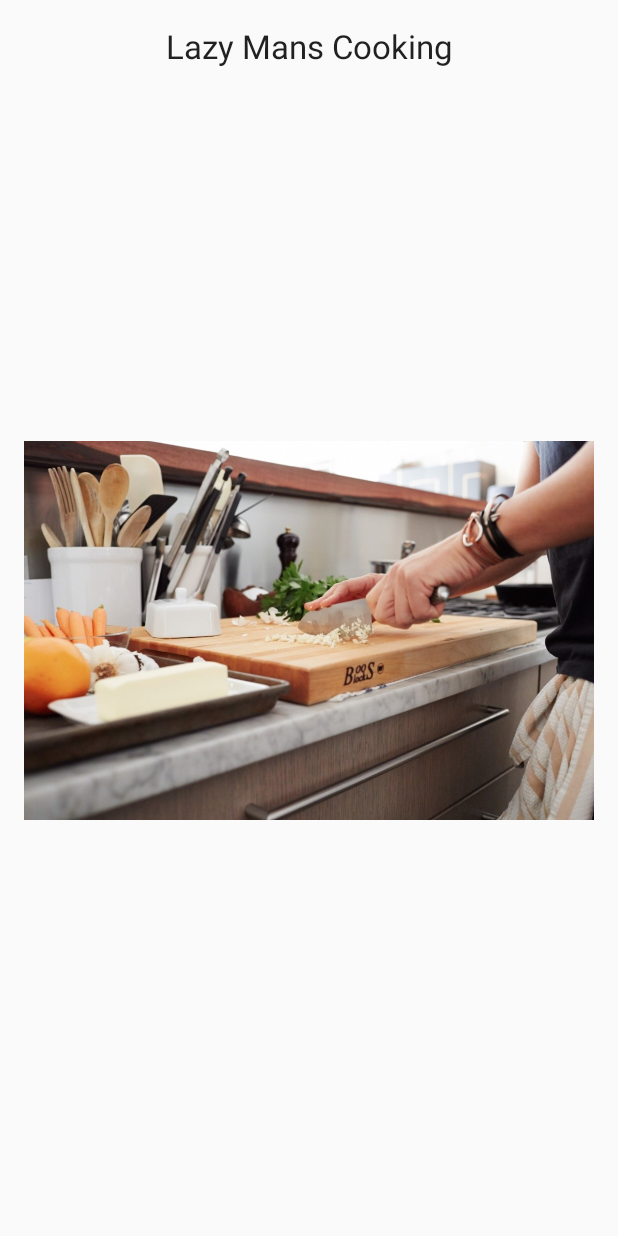
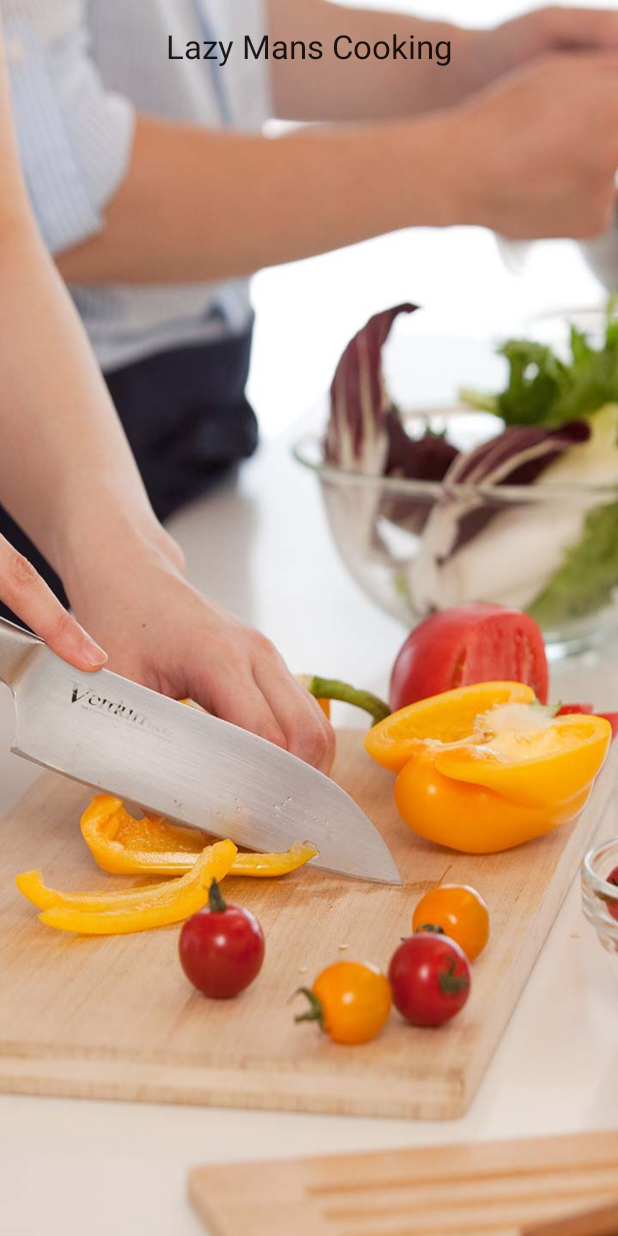
Before and after one commit to Bodhie/LazyMansCooking, an Android app: the Splash screen opened directly, with no data from a screen before it, on a phone screen of 412 x 824 dp. Run offline under Robolectric (Android 15) with nearby library versions, the phone set to English and light mode, and no system bars; libraries missing offline, so code that uses them is left out: com.parse; 2 statements that could not run were skipped.

Commit message:
background plaatje

```diff
--- a/LazyMansCooking/app/src/main/java/com/group10/lazymanscooking/LoginActivity.java
+++ b/LazyMansCooking/app/src/main/java/com/group10/lazymanscooking/LoginActivity.java
@@ -64,7 +64,8 @@ public class LoginActivity extends AppCompatActivity {
                                     public void done(ParseException ex) {
                                         if (ParseFacebookUtils.isLinked(user)) {
                                             Log.d("MyApp", "Woohoo, user logged in with Facebook!");
-
+                                            Toast.makeText(LoginActivity.this, "You succesfully logged in.", Toast.LENGTH_LONG).show();
+                                            startActivity(new Intent(LoginActivity.this, MainActivity.class));
 
                                         }
                                     }
@@ -81,7 +82,8 @@ public class LoginActivity extends AppCompatActivity {
                                     public void done(ParseException ex) {
                                         if (ParseFacebookUtils.isLinked(user)) {
                                             Log.d("MyApp", "Woohoo, user logged in with Facebook!");
-
+                                            Toast.makeText(LoginActivity.this, "You succesfully logged in.", Toast.LENGTH_LONG).show();
+                                            startActivity(new Intent(LoginActivity.this, MainActivity.class));
 
                                         }
                                     }
--- a/LazyMansCooking/app/src/main/java/com/group10/lazymanscooking/Splash.java
+++ b/LazyMansCooking/app/src/main/java/com/group10/lazymanscooking/Splash.java
@@ -19,8 +19,8 @@ public class Splash extends Activity {
         //parse
         Parse.initialize(this, getString(R.string.parse_app_id), getString(R.string.parse_client_id));
         ParseFacebookUtils.initialize(this);
-        ImageView splashImage = (ImageView) findViewById(R.id.splashImage);
-        splashImage.setImageResource(R.drawable.lazymanscooking);
+       // ImageView splashImage = (ImageView) findViewById(R.id.splashImage);
+        //splashImage.setImageResource(R.drawable.cooking1080);
 
         int secondsDelayed = 1;
         new Handler().postDelayed(new Runnable() {
@@ -33,6 +33,6 @@ public class Splash extends Activity {
                 }
                 finish();
             }
-        }, secondsDelayed * 2000);
+        }, secondsDelayed * 3000);
     }
 }
--- a/LazyMansCooking/app/src/main/res/layout/splash.xml
+++ b/LazyMansCooking/app/src/main/res/layout/splash.xml
@@ -3,18 +3,11 @@
     xmlns:tools="http://schemas.android.com/tools" android:layout_width="match_parent"
     android:layout_height="match_parent" android:paddingLeft="@dimen/activity_horizontal_margin"
     android:paddingRight="@dimen/activity_horizontal_margin"
+    android:background="@drawable/cooking1080"
     android:paddingTop="@dimen/activity_vertical_margin"
     android:paddingBottom="@dimen/activity_vertical_margin" tools:context=".MainActivity" >
 
-    <ImageView
-        android:layout_width="wrap_content"
-        android:layout_height="wrap_content"
-        android:id="@+id/splashImage"
-        android:layout_alignParentLeft="true"
-        android:layout_alignParentStart="true"
-        android:layout_alignParentBottom="true"
-        android:layout_alignParentRight="true"
-        android:layout_alignParentEnd="true" />
+
 
     <TextView
         android:layout_width="wrap_content"
```
Also changed, not shown: LazyMansCooking/app/src/main/res/drawable/cooking1080.jpg (added).
